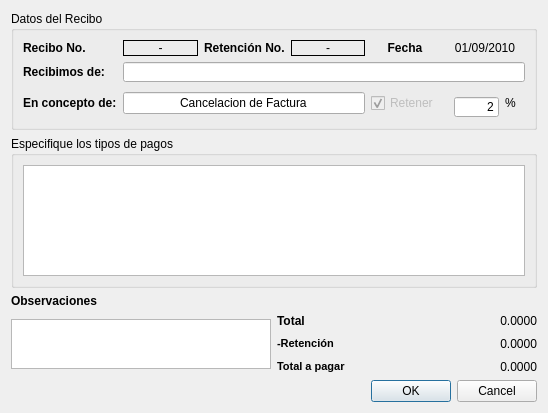
This is src/ui/dlgrecibo.ui in armonge/EsquipulasPy as Qt 5 draws it before an edit. The edited form follows.
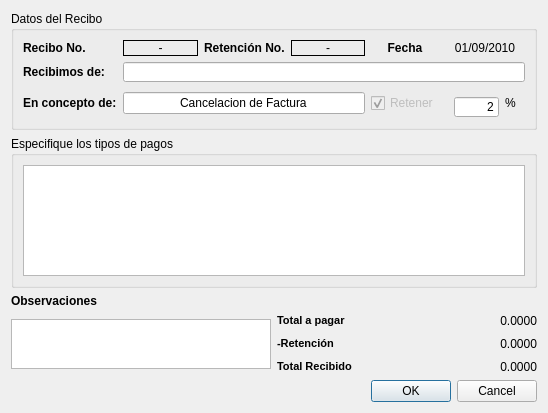
This is the edited form.

Patch:
```diff
--- a/src/ui/dlgrecibo.ui
+++ b/src/ui/dlgrecibo.ui
@@ -400,7 +400,11 @@
        <item row="0" column="0">
         <widget class="QLabel" name="label_3">
          <property name="text">
-          <string>&lt;b&gt;Total&lt;b&gt;</string>
+          <string>&lt;!DOCTYPE HTML PUBLIC &quot;-//W3C//DTD HTML 4.0//EN&quot; &quot;http://www.w3.org/TR/REC-html40/strict.dtd&quot;&gt;
+&lt;html&gt;&lt;head&gt;&lt;meta name=&quot;qrichtext&quot; content=&quot;1&quot; /&gt;&lt;style type=&quot;text/css&quot;&gt;
+p, li { white-space: pre-wrap; }
+&lt;/style&gt;&lt;/head&gt;&lt;body style=&quot; font-family:'MS Shell Dlg 2'; font-size:8.25pt; font-weight:400; font-style:normal;&quot;&gt;
+&lt;p style=&quot; margin-top:0px; margin-bottom:0px; margin-left:0px; margin-right:0px; -qt-block-indent:0; text-indent:0px;&quot;&gt;&lt;span style=&quot; font-weight:600;&quot;&gt;Total a pagar&lt;/span&gt;&lt;/p&gt;&lt;/body&gt;&lt;/html&gt;</string>
          </property>
         </widget>
        </item>
@@ -469,7 +473,7 @@
 &lt;html&gt;&lt;head&gt;&lt;meta name=&quot;qrichtext&quot; content=&quot;1&quot; /&gt;&lt;style type=&quot;text/css&quot;&gt;
 p, li { white-space: pre-wrap; }
 &lt;/style&gt;&lt;/head&gt;&lt;body style=&quot; font-family:'MS Shell Dlg 2'; font-size:8.25pt; font-weight:400; font-style:normal;&quot;&gt;
-&lt;p style=&quot; margin-top:0px; margin-bottom:0px; margin-left:0px; margin-right:0px; -qt-block-indent:0; text-indent:0px;&quot;&gt;&lt;span style=&quot; font-weight:600;&quot;&gt;Total a pagar&lt;/span&gt;&lt;/p&gt;&lt;/body&gt;&lt;/html&gt;</string>
+&lt;p style=&quot; margin-top:0px; margin-bottom:0px; margin-left:0px; margin-right:0px; -qt-block-indent:0; text-indent:0px;&quot;&gt;&lt;span style=&quot; font-size:8pt; font-weight:600;&quot;&gt;Total Recibido&lt;/span&gt;&lt;/p&gt;&lt;/body&gt;&lt;/html&gt;</string>
          </property>
         </widget>
        </item>
```
Left out of the diff: 2 changed lines with no effect on the pictures.
